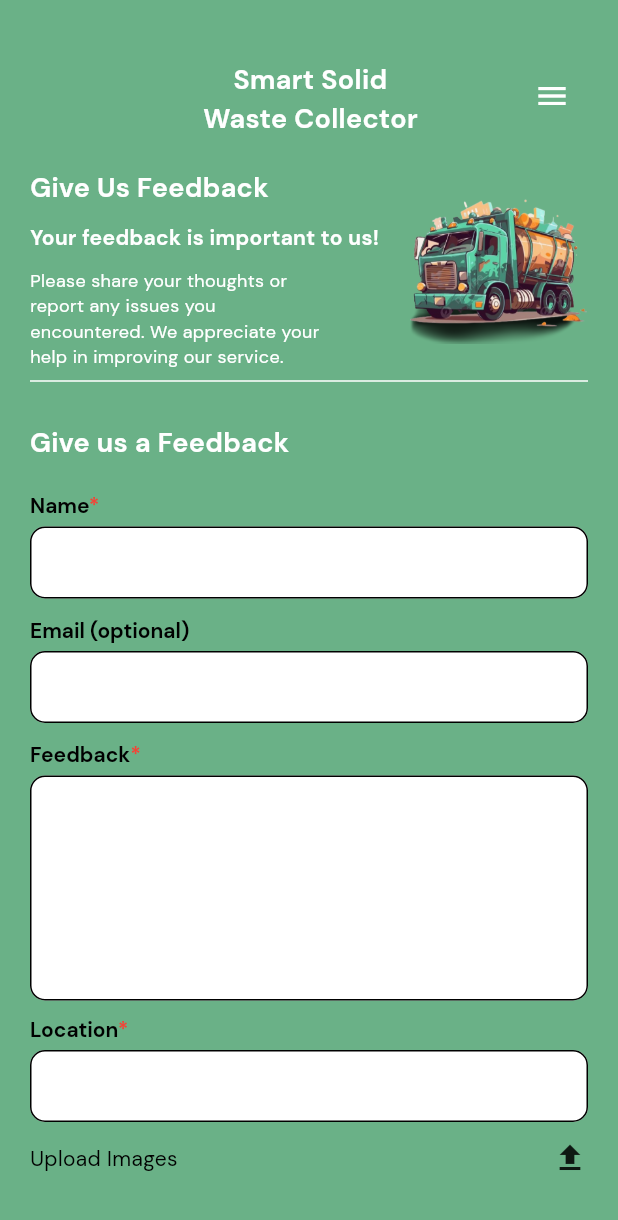
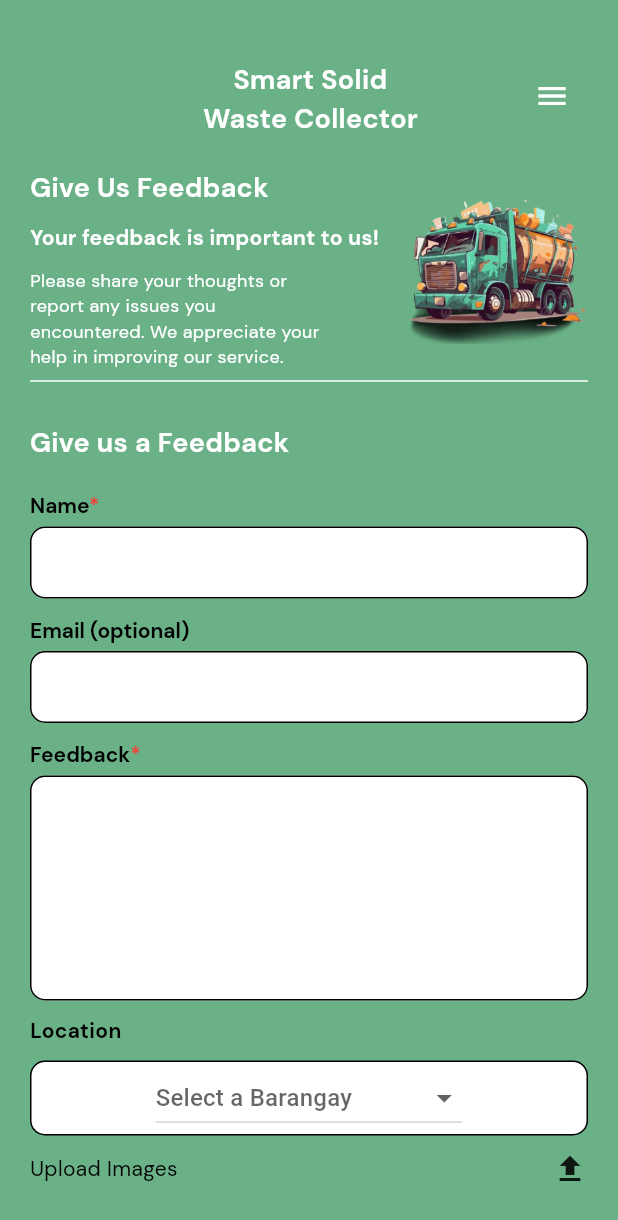
Before and after one commit to lansoyyy/Smart-waste-mobile, a Flutter app: the FeedbackScreen screen opened directly, on a phone screen of 412 x 824 dp. Shown: the top 1220 px of the screen. Run offline on Flutter 3.47's test engine with Material 3 defaults, Android fonts, the phone set to English and light mode, and no system bars; our stand-ins replace cloud_firestore, firebase_auth, firebase_core, firebase_database, firebase_storage, fluttertoast and 5 more; missing offline and left inert: flutter_inapp_notifications; accounts and stored records are empty.

Commit message:
wip revisions

```diff
--- a/lib/screens/feedback_screen.dart
+++ b/lib/screens/feedback_screen.dart
@@ -64,7 +64,7 @@ class _FeedbackScreenState extends State<FeedbackScreen> {
 
   final nameController = TextEditingController();
   final emailController = TextEditingController();
-  final locationController = TextEditingController();
+
   final messageController = TextEditingController();
 
   bool ischecked = false;
@@ -72,6 +72,53 @@ class _FeedbackScreenState extends State<FeedbackScreen> {
   final box = GetStorage();
 
   List images = [];
+
+  List names = [];
+
+  String? selectedBarangay;
+  final List<String> barangays = [
+    'Aglayan',
+    'Bangcud',
+    'Barangay 1',
+    'Barangay 2',
+    'Barangay 3',
+    'Barangay 4',
+    'Barangay 5',
+    'Barangay 6',
+    'Barangay 7',
+    'Barangay 8',
+    'Barangay 9',
+    'Barangay 10',
+    'Busdi',
+    'Cabangahan',
+    'Caburacanan',
+    'Can-ayan',
+    'Capitan Bayong',
+    'Casisang',
+    'Dalwangan',
+    'Indalasa',
+    'Kalasungay',
+    'Kibalabag',
+    'Kulaman',
+    'Laguitas',
+    'Linabo',
+    'Maligaya',
+    'Magsaysay (Panadtalan)',
+    'Managok',
+    'Mapayag',
+    'Mapulo',
+    'Miglamin',
+    'Patpat',
+    'Rizal (Poblacion)',
+    'San Jose',
+    'Santo Niño',
+    'Silae',
+    'Simaya',
+    'Sinanglanan',
+    'Sumpong',
+    'Violeta',
+    'Zamboanguita',
+  ];
   @override
   Widget build(BuildContext context) {
     return Scaffold(
@@ -206,11 +253,42 @@ class _FeedbackScreenState extends State<FeedbackScreen> {
               const SizedBox(
                 height: 10,
               ),
-              TextFieldWidget(
-                borderColor: Colors.black,
-                width: 500,
-                controller: locationController,
-                label: 'Location',
+              const Text(
+                'Location',
+                style: TextStyle(
+                  fontFamily: 'Bold',
+                  fontSize: 14,
+                  color: Colors.black,
+                ),
+              ),
+              const SizedBox(
+                height: 10,
+              ),
+              Container(
+                decoration: BoxDecoration(
+                  color: Colors.white,
+                  border: Border.all(
+                    color: Colors.black,
+                  ),
+                  borderRadius: BorderRadius.circular(10),
+                ),
+                child: Center(
+                  child: DropdownButton<String>(
+                    value: selectedBarangay,
+                    hint: const Text('Select a Barangay'),
+                    items: barangays.map((String barangay) {
+                      return DropdownMenuItem<String>(
+                        value: barangay,
+                        child: Text(barangay),
+                      );
+                    }).toList(),
+                    onChanged: (String? newValue) {
+                      setState(() {
+                        selectedBarangay = newValue;
+                      });
+                    },
+                  ),
+                ),
               ),
               const SizedBox(
                 height: 10,
@@ -232,14 +310,18 @@ class _FeedbackScreenState extends State<FeedbackScreen> {
                             children: [
                               ListTile(
                                 onTap: () {
+                                  if (images.length <= 2) {
                                     uploadPicture('camera');
+                                  }
                                 },
                                 title: const Text('Camera'),
                                 trailing: const Icon(Icons.camera),
                               ),
                               ListTile(
                                 onTap: () {
+                                  if (images.length <= 2) {
                                     uploadPicture('gallery');
+                                  }
                                 },
                                 title: const Text('Gallery'),
                                 trailing: const Icon(Icons.photo),
@@ -270,7 +352,7 @@ class _FeedbackScreenState extends State<FeedbackScreen> {
                               height: 25,
                               child: TextWidget(
                                 color: Colors.black,
-                                text: images[i],
+                                text: names[i],
                                 fontSize: 18,
                               ),
                             ),
@@ -314,7 +396,9 @@ class _FeedbackScreenState extends State<FeedbackScreen> {
               const SizedBox(
                 height: 20,
               ),
-              Center(
+              Visibility(
+                visible: ischecked,
+                child: Center(
                   child: ButtonWidget(
                     radius: 15,
                     color: primary,
@@ -331,7 +415,7 @@ class _FeedbackScreenState extends State<FeedbackScreen> {
                               messageController.text,
                               nameController.text,
                               images,
-                            locationController.text);
+                              selectedBarangay);
                           showSubmittedDialog();
                         } else {
                           showToast('Cannot proceed! All fields are required');
@@ -341,6 +425,7 @@ class _FeedbackScreenState extends State<FeedbackScreen> {
                             'You can only submit one feedback per day. Please try again tomorrow!');
                       }
                     },
+                  ),
                 ),
               ),
             ],
@@ -430,7 +515,7 @@ class _FeedbackScreenState extends State<FeedbackScreen> {
               title: Row(
             children: [
               SizedBox(
-                height: 15,
+                height: 25,
                 child: CircularProgressIndicator(
                   color: Colors.black,
                 ),
@@ -449,13 +534,13 @@ class _FeedbackScreenState extends State<FeedbackScreen> {
                         color: Colors.black,
                         fontWeight: FontWeight.bold,
                         fontFamily: 'QRegular',
-                        fontSize: 12),
+                        fontSize: 16),
                   ),
                   Text(
                     'Please wait',
                     style: TextStyle(
                         color: Colors.black,
-                        fontSize: 10,
+                        fontSize: 14,
                         fontFamily: 'Regular'),
                   ),
                 ],
@@ -473,6 +558,7 @@ class _FeedbackScreenState extends State<FeedbackScreen> {
           .getDownloadURL();
 
       setState(() {
+        names.add(fileName);
         images.add(imageURL);
       });
 
```
Lines whose indentation alone changed are shown as unchanged.
